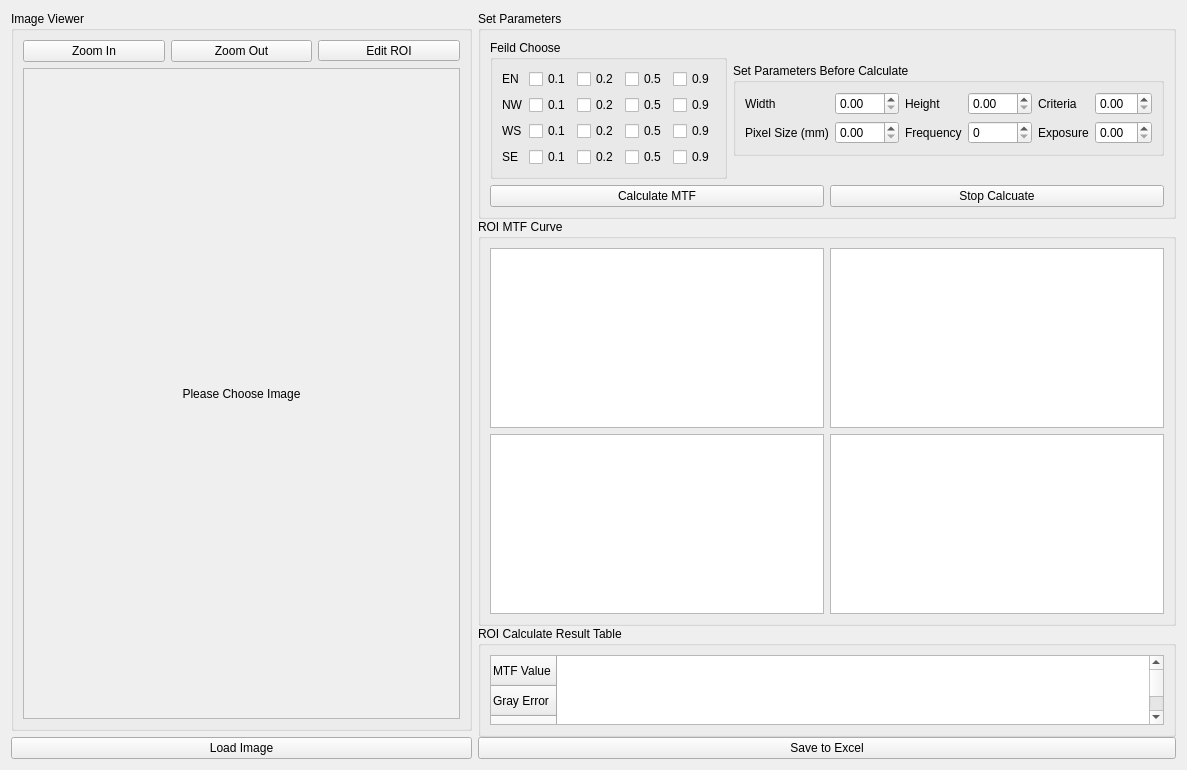
The window that lnxmtfprototype.ui (Wanncye/MechMindQtMTF) describes before a commit, drawn with Qt 5.
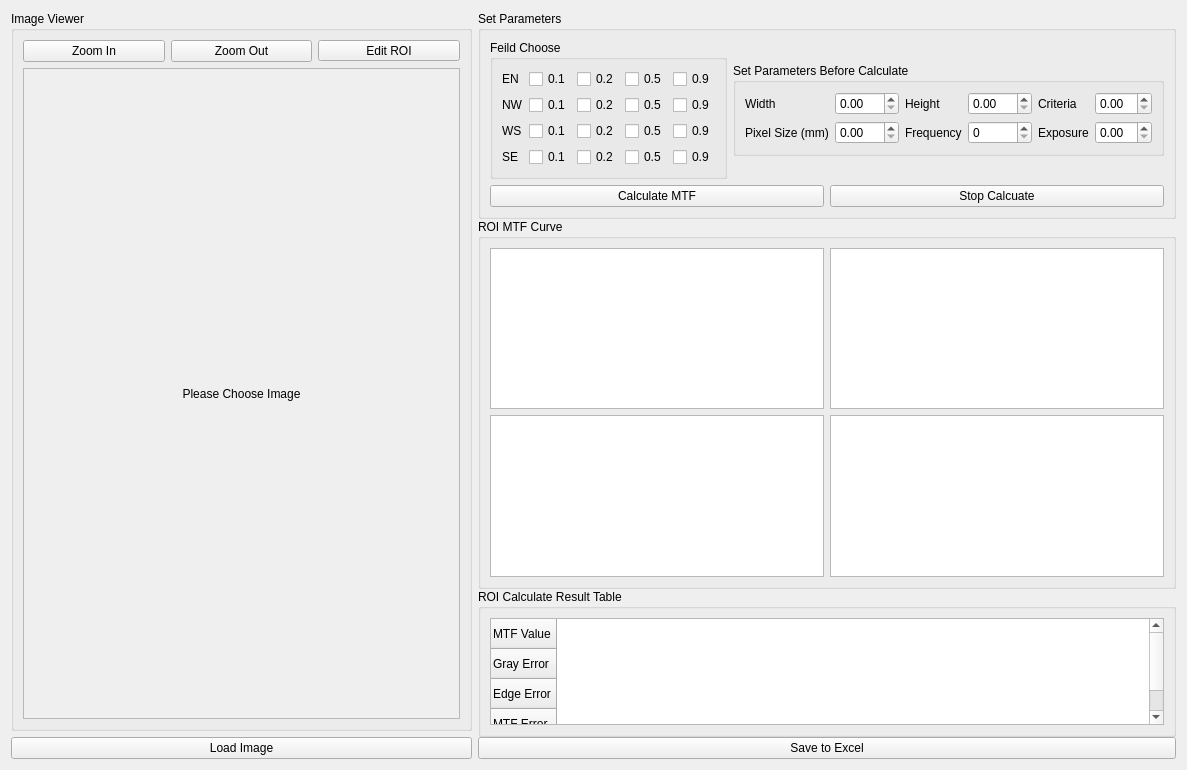
The same window after the commit. Custom widgets are drawn as their Qt base class.

Commit message: 改变ROI长宽、勾选状态时同时更新画面和图、表

Patch:
```diff
--- a/lnxmtfprototype.ui
+++ b/lnxmtfprototype.ui
@@ -119,7 +119,7 @@
     </layout>
    </item>
    <item>
-    <layout class="QVBoxLayout" name="operatorPart" stretch="2,20,1,1">
+    <layout class="QVBoxLayout" name="operatorPart" stretch="1,10,4,1">
      <property name="spacing">
       <number>0</number>
      </property>
```
Left out of the diff: 2 changed lines with no effect on the pictures. The commit also changes 4 other files.
